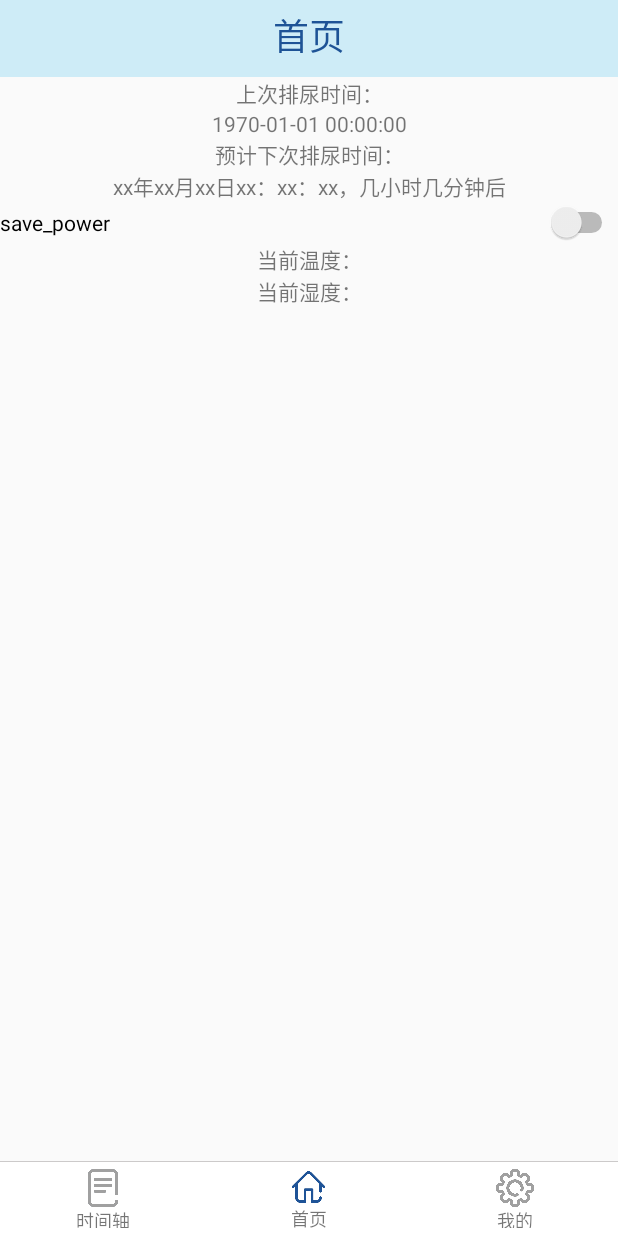
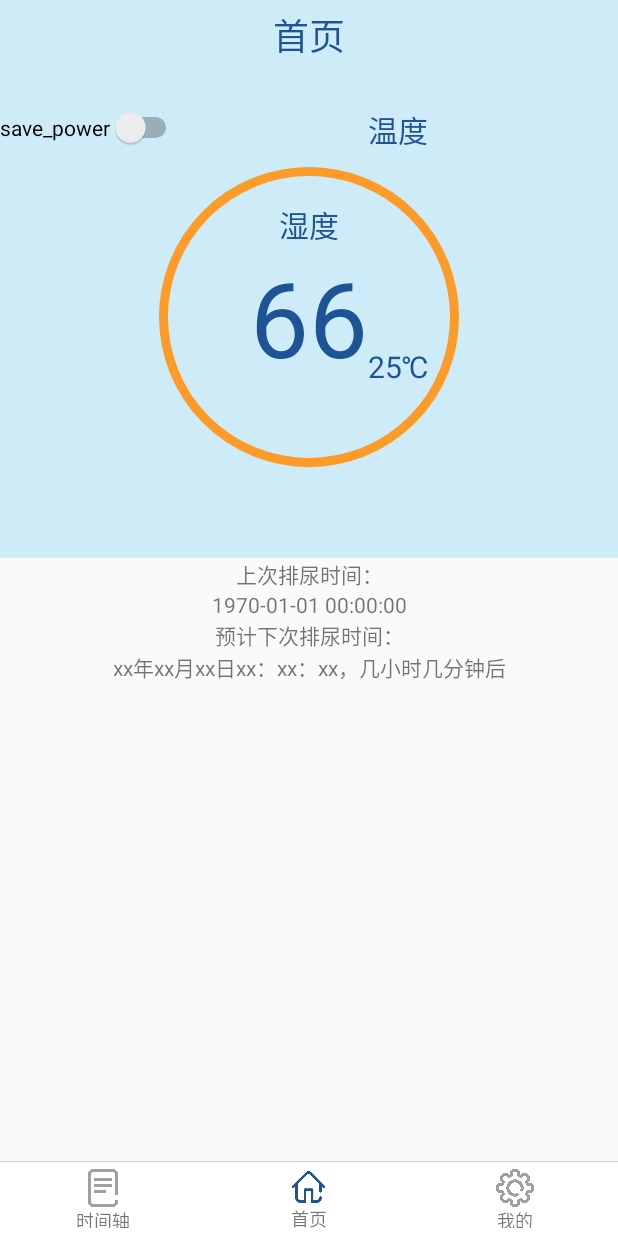
Before and after one commit to YuQiao0303/SmartDiaper, an Android app: the HomeFragment screen opened directly, with no data from a screen before it, on a phone screen of 412 x 824 dp. Run offline under Robolectric (Android 15) with nearby library versions, the phone set to English and light mode, and no system bars; pictures from the network do not load.

Commit message:
modifying home fragment ui

```diff
--- a/app/src/main/java/com/example/admin/smartdiaper/activity/HomeFragment.java
+++ b/app/src/main/java/com/example/admin/smartdiaper/activity/HomeFragment.java
@@ -71,8 +71,8 @@ public class HomeFragment extends Fragment{
             public void handleMessage(Message msg){
                 switch (msg.what){
                     case (Constant.MSG_UPDATE_TEMPERATURE_HUMIDITY):{
-                        currentTemperature.setText("当前温度： "+ msg.arg1 + " ℃");
-                        currentHumidity.setText("当前湿度： "+ msg.arg2 );
+                        currentTemperature.setText(""+ msg.arg1 + " ℃");
+                        currentHumidity.setText(""+ msg.arg2 );
                         break;
                     }
                     case(Constant.MSG_PEE_HOME):{
--- /dev/null
+++ b/app/src/main/res/drawable/circle_ring.xml
@@ -0,0 +1,16 @@
+<?xml version="1.0" encoding="utf-8"?>
+<shape xmlns:android="http://schemas.android.com/apk/res/android"
+    android:shape="oval"
+    android:useLevel="true">
+
+    <size
+        android:width="200dp"
+        android:height="200dp" />
+
+    <stroke
+        android:width="6dp"
+        android:color="@color/lightOrange">
+
+    </stroke>
+
+</shape>
--- a/app/src/main/res/layout/fragment_home.xml
+++ b/app/src/main/res/layout/fragment_home.xml
@@ -5,6 +5,78 @@
     android:layout_width="match_parent"
     android:layout_height="match_parent"
     tools:context="activity.HomeFragment">
+    <!--浅蓝色的上半部分，显示当前状态-->
+    <RelativeLayout
+        android:layout_width="match_parent"
+        android:layout_height="0dp"
+        android:layout_weight="4"
+        android:background="@color/lightBlue"
+        android:paddingTop="20dp"
+        android:paddingBottom="20dp">
+
+        <ImageView
+            android:id="@+id/circle_ring"
+            android:layout_width="wrap_content"
+            android:layout_height="wrap_content"
+            android:layout_centerInParent="true"
+            android:contentDescription="circle_ring"
+            android:src="@drawable/circle_ring" />
+        <Switch
+            android:id="@+id/save_power_home"
+            android:layout_width="wrap_content"
+            android:layout_height="wrap_content"
+            android:text="save_power"
+            android:layout_alignParentTop="true"/>
+        <TextView
+            android:text="湿度"
+            android:layout_height="wrap_content"
+            android:layout_width="match_parent"
+            android:textAlignment="center"
+            android:layout_above="@+id/current_humidity"
+            android:textColor="@color/darkBlue"
+            android:textSize="20dp"
+            />
+        <TextView
+            android:id="@+id/current_humidity"
+            android:text="66"
+            android:layout_height="wrap_content"
+            android:layout_width="wrap_content"
+            android:textAlignment="center"
+            android:layout_centerInParent="true"
+
+            android:textSize="70dp"
+            android:textColor="@color/darkBlue"
+            />
+        <TextView
+            android:text="温度"
+            android:layout_height="wrap_content"
+            android:layout_width="wrap_content"
+            android:textAlignment="center"
+            android:layout_toRightOf="@+id/current_humidity"
+            android:textColor="@color/darkBlue"
+            android:textSize="20dp"
+            />
+
+        <TextView
+            android:id="@+id/current_temperature"
+            android:layout_width="wrap_content"
+            android:layout_height="wrap_content"
+            android:layout_alignBottom="@+id/current_humidity"
+            android:layout_toEndOf="@+id/current_humidity"
+            android:text="25℃"
+            android:textAlignment="center"
+            android:textColor="@color/darkBlue"
+            android:textSize="20dp" />
+
+
+
+    </RelativeLayout>
+    <!--下半部分-->
+    <LinearLayout
+        android:layout_width="match_parent"
+        android:layout_height="0dp"
+        android:orientation="vertical"
+        android:layout_weight="5">
 
         <TextView
             android:text="上次排尿时间："
@@ -32,29 +104,8 @@
             android:layout_height="wrap_content"
             android:text="xx年xx月xx日xx：xx：xx，几小时几分钟后"
             android:textAlignment="center"/>
-    <Switch
-        android:id="@+id/save_power_home"
-        android:layout_width="match_parent"
-        android:layout_height="wrap_content"
-        android:text="save_power"/>
-    <TextView
-        android:id="@+id/current_temperature"
-        android:text="当前温度："
-        android:layout_height="wrap_content"
-        android:layout_width="match_parent"
-        android:textAlignment="center"
-        />
-    <TextView
-        android:id="@+id/current_humidity"
-        android:text="当前湿度："
-        android:layout_height="wrap_content"
-        android:layout_width="match_parent"
-        android:textAlignment="center"
-        />
-    <!--<Button-->
-        <!--android:id="@+id/send_notice"-->
-        <!--android:layout_width="match_parent"-->
-        <!--android:layout_height="wrap_content"-->
-        <!--android:text="send notice"/>-->
+    </LinearLayout>
+
+
 
 </LinearLayout>
--- a/app/src/main/res/xml/preference_settings.xml
+++ b/app/src/main/res/xml/preference_settings.xml
@@ -21,7 +21,7 @@
     <PreferenceCategory
         android:key="remind"
         android:title="提醒设置"
-
+        android:summary="您可以设置提醒更换纸尿裤的方式"
         >
         <SwitchPreference
             android:key="vibrate"
```
Lines whose indentation alone changed are shown as unchanged.
